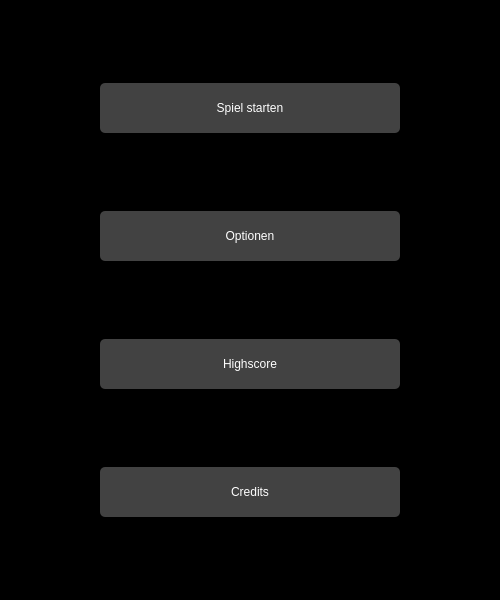
Rhagnur/BelegReversi, file menuwidget.ui: the form before one commit.
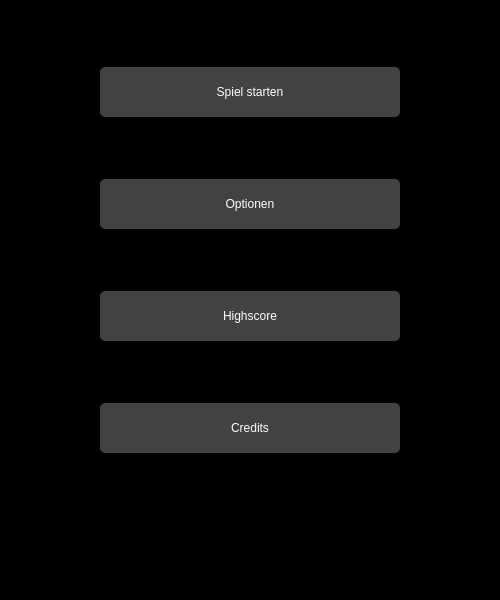
The form after the commit.

```diff
--- a/menuwidget.ui
+++ b/menuwidget.ui
@@ -112,6 +112,13 @@
       </item>
      </layout>
     </item>
+    <item>
+     <widget class="QCheckBox" name="checkBox">
+      <property name="text">
+       <string>CheckBox</string>
+      </property>
+     </widget>
+    </item>
    </layout>
   </widget>
  </widget>
```
